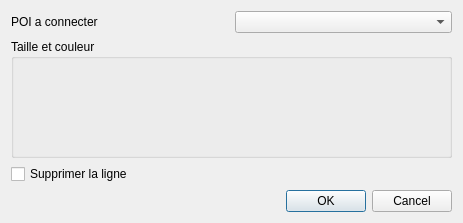
First picture: the form in src/Ui/dialogpoiconnect.ui, repository nohal/qtVlm, before the edit.
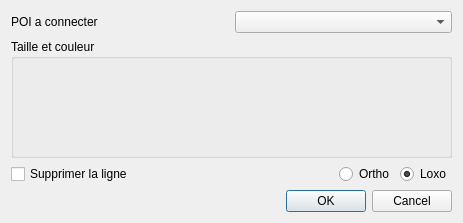
Second picture: the form after the edit.

Commit message: Allow ortho/loxo line between pois (#98)

Diff of the .ui file:
```diff
--- a/src/Ui/dialogpoiconnect.ui
+++ b/src/Ui/dialogpoiconnect.ui
@@ -50,11 +50,45 @@
     </widget>
    </item>
    <item>
-    <widget class="QCheckBox" name="checkBox">
-     <property name="text">
-      <string>Supprimer la ligne</string>
-     </property>
-    </widget>
+    <layout class="QHBoxLayout" name="horizontalLayout_2">
+     <item>
+      <widget class="QCheckBox" name="checkBox">
+       <property name="text">
+        <string>Supprimer la ligne</string>
+       </property>
+      </widget>
+     </item>
+     <item>
+      <spacer name="horizontalSpacer">
+       <property name="orientation">
+        <enum>Qt::Horizontal</enum>
+       </property>
+       <property name="sizeHint" stdset="0">
+        <size>
+         <width>40</width>
+         <height>20</height>
+        </size>
+       </property>
+      </spacer>
+     </item>
+     <item>
+      <widget class="QRadioButton" name="ortho">
+       <property name="text">
+        <string>Ortho</string>
+       </property>
+      </widget>
+     </item>
+     <item>
+      <widget class="QRadioButton" name="loxo">
+       <property name="text">
+        <string>Loxo</string>
+       </property>
+       <property name="checked">
+        <bool>true</bool>
+       </property>
+      </widget>
+     </item>
+    </layout>
    </item>
    <item>
     <widget class="QDialogButtonBox" name="buttonBox">
```
Left out of the diff: 9 changed lines with no effect on the pictures. The commit also changes 6 other files.
